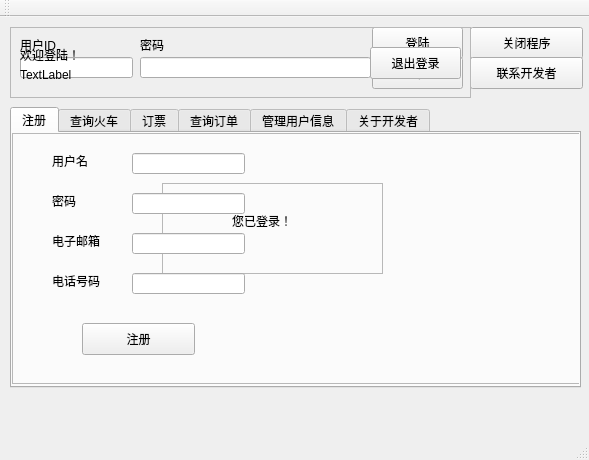
Old version of the form QtPartB/mainwindow.ui in the repository peterzheng98/2017-2018-B_DS_TrainTicketBooking.
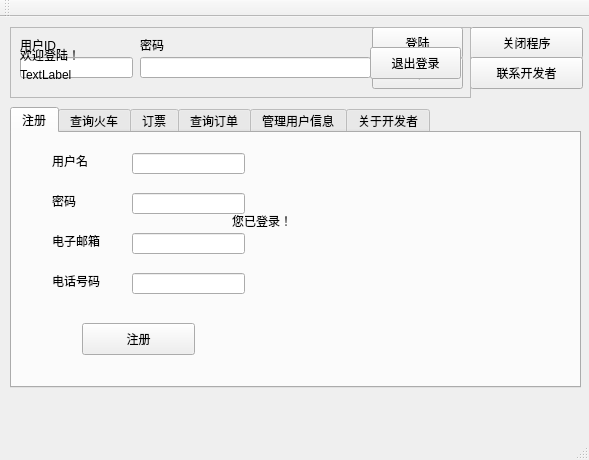
New version of the form.

Diff of the .ui file:
```diff
--- a/QtPartB/mainwindow.ui
+++ b/QtPartB/mainwindow.ui
@@ -165,6 +165,9 @@
         <height>91</height>
        </rect>
       </property>
+      <property name="styleSheet">
+       <string notr="true">QFrame{border: 0px;}</string>
+      </property>
       <property name="frameShape">
        <enum>QFrame::StyledPanel</enum>
       </property>
@@ -194,6 +197,9 @@
         <height>251</height>
        </rect>
       </property>
+      <property name="styleSheet">
+       <string notr="true">QFrame{border: 0px;}</string>
+      </property>
       <property name="frameShape">
        <enum>QFrame::StyledPanel</enum>
       </property>
```
Left out of the diff: 2 changed lines with no effect on the pictures.
